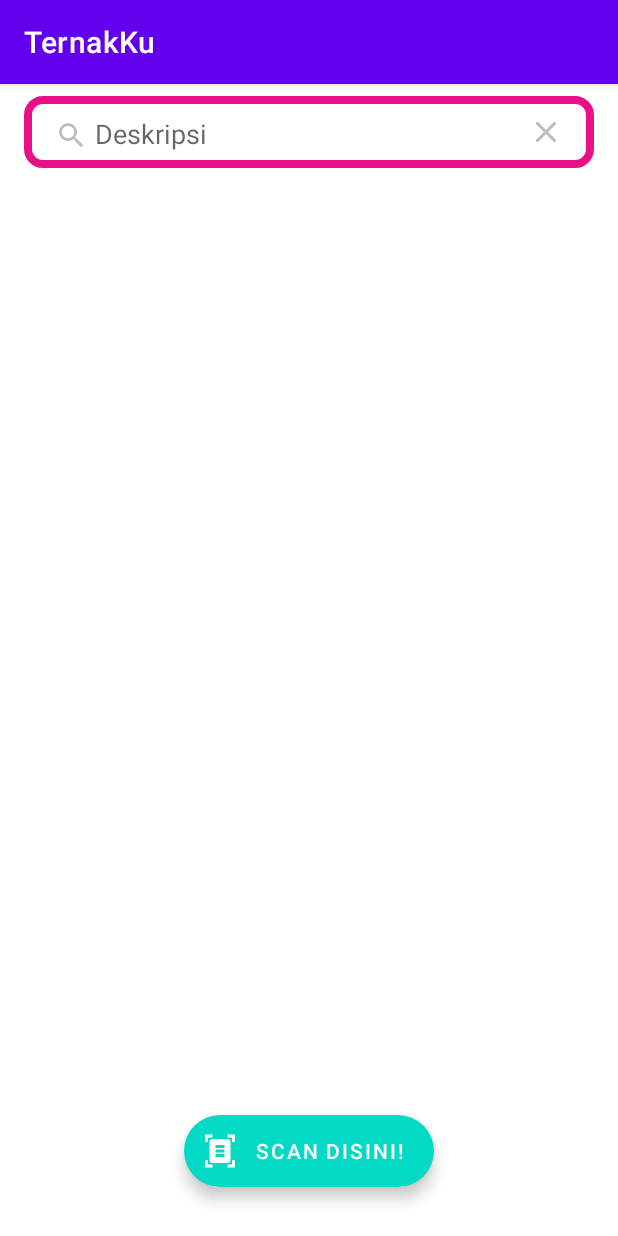
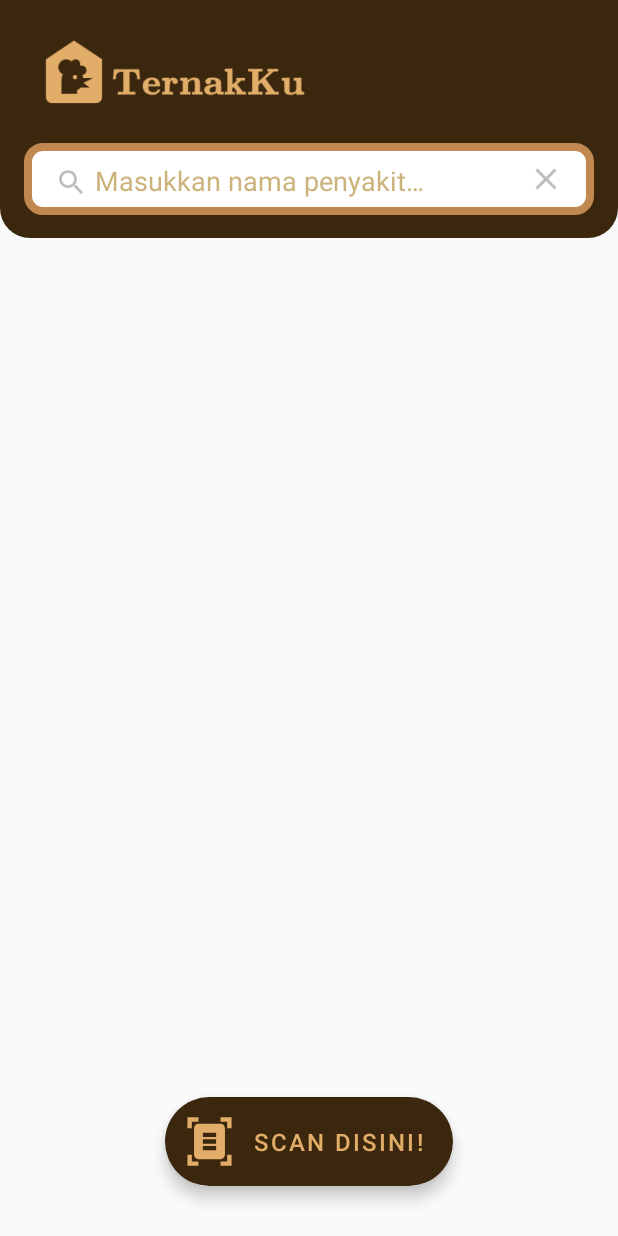
Before and after one commit to TernakKu/TernakKu, an Android app: the screen it shows after launch (MainActivity), after a tap on "Search", on a phone screen of 412 x 824 dp. Run offline under Robolectric (Android 15) with nearby library versions, the phone set to English and light mode, and no system bars.

Commit message:
styling and Coloring

```diff
--- a/Mobile Development/TernakKu/app/src/main/AndroidManifest.xml
+++ b/Mobile Development/TernakKu/app/src/main/AndroidManifest.xml
@@ -1,6 +1,8 @@
 <?xml version="1.0" encoding="utf-8"?>
 <manifest xmlns:android="http://schemas.android.com/apk/res/android"
     xmlns:tools="http://schemas.android.com/tools">
+
+    <uses-permission android:name="android.permission.INTERNET" />
 
     <uses-feature android:name="android.hardware.camera" />
 
@@ -27,6 +29,7 @@
             android:exported="false" />
         <activity
             android:name=".MainActivity"
+            android:theme="@style/Theme.AppCompat.Light.NoActionBar"
             android:exported="true">
             <intent-filter>
                 <action android:name="android.intent.action.MAIN" />
--- /dev/null
+++ b/Mobile Development/TernakKu/app/src/main/res/drawable/baseline_arrow_back_24_brown2.xml
@@ -0,0 +1,5 @@
+<vector android:autoMirrored="true" android:height="24dp"
+    android:tint="#E1AD69" android:viewportHeight="24"
+    android:viewportWidth="24" android:width="24dp" xmlns:android="http://schemas.android.com/apk/res/android">
+    <path android:fillColor="@android:color/white" android:pathData="M20,11H7.83l5.59,-5.59L12,4l-8,8 8,8 1.41,-1.41L7.83,13H20v-2z"/>
+</vector>
--- /dev/null
+++ b/Mobile Development/TernakKu/app/src/main/res/drawable/baseline_question_mark_24_brown.xml
@@ -0,0 +1,5 @@
+<vector android:height="24dp" android:tint="#E1AD69"
+    android:viewportHeight="24" android:viewportWidth="24"
+    android:width="24dp" xmlns:android="http://schemas.android.com/apk/res/android">
+    <path android:fillColor="@android:color/white" android:pathData="M11.07,12.85c0.77,-1.39 2.25,-2.21 3.11,-3.44c0.91,-1.29 0.4,-3.7 -2.18,-3.7c-1.69,0 -2.52,1.28 -2.87,2.34L6.54,6.96C7.25,4.83 9.18,3 11.99,3c2.35,0 3.96,1.07 4.78,2.41c0.7,1.15 1.11,3.3 0.03,4.9c-1.2,1.77 -2.35,2.31 -2.97,3.45c-0.25,0.46 -0.35,0.76 -0.35,2.24h-2.89C10.58,15.22 10.46,13.95 11.07,12.85zM14,20c0,1.1 -0.9,2 -2,2s-2,-0.9 -2,-2c0,-1.1 0.9,-2 2,-2S14,18.9 14,20z"/>
+</vector>
--- a/Mobile Development/TernakKu/app/src/main/res/drawable/custom_radius.xml
+++ b/Mobile Development/TernakKu/app/src/main/res/drawable/custom_radius.xml
@@ -1,7 +1,8 @@
 <?xml version="1.0" encoding="utf-8"?>
 <shape xmlns:android="http://schemas.android.com/apk/res/android">
+    <solid android:color="@color/white"/>
     <corners android:radius="10dp" />
     <stroke
-        android:color="@color/dark4"
+        android:color="@color/brown4"
         android:width="5dp"/>
 </shape>
--- /dev/null
+++ b/Mobile Development/TernakKu/app/src/main/res/drawable/rounded_bottom.xml
@@ -0,0 +1,9 @@
+<?xml version="1.0" encoding="utf-8"?>
+<shape xmlns:android="http://schemas.android.com/apk/res/android"
+    android:shape="rectangle">
+
+    <solid android:color="@color/brown1" />
+    <corners
+        android:bottomLeftRadius="20dp"
+        android:bottomRightRadius="20dp"/>
+</shape>
--- a/Mobile Development/TernakKu/app/src/main/res/layout/activity_main.xml
+++ b/Mobile Development/TernakKu/app/src/main/res/layout/activity_main.xml
@@ -2,27 +2,10 @@
 <androidx.constraintlayout.widget.ConstraintLayout xmlns:android="http://schemas.android.com/apk/res/android"
     xmlns:app="http://schemas.android.com/apk/res-auto"
     xmlns:tools="http://schemas.android.com/tools"
+    android:theme="@style/Theme.TernakKu"
     android:layout_width="match_parent"
     android:layout_height="match_parent"
     tools:context=".MainActivity">
-
-    <SearchView
-        android:id="@+id/sv_search"
-        android:layout_width="match_parent"
-        android:layout_height="wrap_content"
-        android:layout_marginStart="16dp"
-        android:layout_marginTop="8dp"
-        android:layout_marginEnd="16dp"
-        android:queryHint="@string/desc"
-        android:iconifiedByDefault="true"
-        android:queryBackground="@android:color/transparent"
-        android:background="@drawable/custom_radius"
-        app:layout_constraintBottom_toBottomOf="parent"
-        app:layout_constraintEnd_toEndOf="parent"
-        app:layout_constraintHorizontal_bias="0.0"
-        app:layout_constraintStart_toStartOf="parent"
-        app:layout_constraintTop_toTopOf="parent"
-        app:layout_constraintVertical_bias="0.0" />
 
     <com.google.android.material.floatingactionbutton.ExtendedFloatingActionButton
         android:id="@+id/efb_scan"
@@ -33,13 +16,75 @@
         android:text="@string/scan_content"
         android:contentDescription="@string/scan_content"
         app:icon="@drawable/baseline_document_scanner_24"
-        app:iconTint="@color/white"
-        android:textColor="@color/white"
+        app:iconTint="@color/brown2"
+        app:iconSize="35dp"
+        android:textColor="@color/brown2"
+        android:textSize="16sp"
+        app:backgroundTint="@color/brown1"
         app:layout_constraintBottom_toBottomOf="parent"
         app:layout_constraintEnd_toEndOf="parent"
         app:layout_constraintStart_toStartOf="parent"
         app:layout_constraintTop_toTopOf="parent"
         app:layout_constraintVertical_bias="0.976" />
 
+    <ProgressBar
+        android:id="@+id/progressBar"
+        style="?android:attr/progressBarStyle"
+        android:layout_width="wrap_content"
+        android:layout_height="wrap_content"
+        android:visibility="gone"
+        app:layout_constraintBottom_toBottomOf="parent"
+        app:layout_constraintEnd_toEndOf="parent"
+        app:layout_constraintHorizontal_bias="0.498"
+        app:layout_constraintStart_toStartOf="parent"
+        app:layout_constraintTop_toTopOf="parent"
+        app:layout_constraintVertical_bias="0.572"
+        tools:visibility="visible" />
+
+    <androidx.appcompat.widget.Toolbar
+        android:id="@+id/toolbar"
+        style="@style/Theme.AppCompat.Light"
+        android:layout_width="match_parent"
+        android:layout_height="wrap_content"
+        android:background="@drawable/rounded_bottom"
+        android:paddingBottom="15dp"
+        app:layout_constraintEnd_toEndOf="parent"
+        app:layout_constraintHorizontal_bias="1.0"
+        app:layout_constraintStart_toStartOf="parent"
+        app:layout_constraintTop_toTopOf="parent">
+
+        <androidx.constraintlayout.widget.ConstraintLayout
+            android:layout_width="match_parent"
+            android:layout_height="wrap_content">
+
+            <ImageView
+                android:id="@+id/logo_app"
+                android:layout_width="200dp"
+                android:layout_height="95dp"
+                android:src="@drawable/ic_logoapp"
+                app:layout_constraintEnd_toEndOf="parent"
+                app:layout_constraintHorizontal_bias="0.0"
+                app:layout_constraintStart_toStartOf="parent"
+                app:layout_constraintTop_toTopOf="parent"
+                android:contentDescription="@string/logo" />
+
+            <SearchView
+                android:id="@+id/sv_search"
+                android:layout_width="match_parent"
+                android:layout_height="wrap_content"
+                android:layout_marginEnd="16dp"
+                android:background="@drawable/custom_radius"
+                android:iconifiedByDefault="true"
+                android:queryBackground="@android:color/transparent"
+                android:queryHint="@string/search_hint"
+                android:theme="@style/SearchViewStyle"
+                app:layout_constraintBottom_toBottomOf="parent"
+                app:layout_constraintEnd_toEndOf="parent"
+                app:layout_constraintHorizontal_bias="0.0"
+                app:layout_constraintStart_toStartOf="parent"
+                app:layout_constraintTop_toBottomOf="@+id/logo_app"
+                app:layout_constraintVertical_bias="0.0" />
+        </androidx.constraintlayout.widget.ConstraintLayout>
+    </androidx.appcompat.widget.Toolbar>
 
 </androidx.constraintlayout.widget.ConstraintLayout>
--- a/Mobile Development/TernakKu/app/src/main/res/values/colors.xml
+++ b/Mobile Development/TernakKu/app/src/main/res/values/colors.xml
@@ -13,4 +13,11 @@
     <color name="dark3">#AF0171</color>
     <color name="dark4">#E80F88</color>
 
+    <color name="transparent">#00000000</color>
+
+    <color name="brown1">#3B270D</color>
+    <color name="brown2">#E1AD69</color>
+    <color name="brown3">#CCB37C</color>
+    <color name="brown4">#C18850</color>
+
 </resources>
--- a/Mobile Development/TernakKu/app/src/main/res/values/strings.xml
+++ b/Mobile Development/TernakKu/app/src/main/res/values/strings.xml
@@ -5,16 +5,21 @@
     <string name="camera">Kamera</string>
     <string name="galeri">Galeri</string>
 
-    <string name="desc">Deskripsi</string>
-    <string name="sample">Lorem ipsum dolor sit amet, consectetur adipiscing elit, sed do eiusmod tempor incididunt ut labore et dolore magna aliqua. Ut enim ad minim veniam, quis nostrud exercitation ullamco laboris nisi ut aliquip ex ea commodo consequat. Duis aute irure dolor in reprehenderit in voluptate velit esse cillum dolore eu fugiat nulla pariatur. Excepteur sint occaecat cupidatat non proident, sunt in culpa qui officia deserunt mollit anim id est laborum.</string>
+    <string name="desc">Diagnosa Penyakit</string>
+    <string name="sample">Lorem ipsum dolor sit amet, consectetur adipiscing elit, sed do eiusmod tempor incididunt ut labore et dolore magna. aliqua. Ut enim ad minim veniam, quis nostrud exercitation ullamco laboris nisi ut aliquip ex ea commodo consequat. Duis aute irure dolor in reprehenderit in voluptate velit esse cillum dolore eu fugiat nulla pariatur. Excepteur sint occaecat cupidatat non proident, sunt in culpa qui officia deserunt mollit anim id est laborum.</string>
 
     <string name="imgDesc">Image Disease</string>
 
     <string name="nameDisease">Nama Penyakit</string>
 
-    <string name="prevent">Penyembuhan dan Pencegahan</string>
+    <string name="prevent">Langkah - langkah yang Diperlukan</string>
     <string name="scan_content">Scan Disini!</string>
     <string name="quetion">quetion</string>
     <string name="cara_penggunaan">Cara Penggunaan</string>
+    <string name="useable_kamera">Ambil gambar bagian tubuh sapi atau ayam yang akan discan. Fokuskan gambar pada bagian tubuh yang terkena penyakit. </string>
+    <string name="useable_galeri">Pilih gambar bagian tubuh sapi atau ayam yang jelas dari galeri anda.</string>
+
+    <string name="search_hint">Masukkan nama penyakit…</string>
+    <string name="logo">logo</string>
 
 </resources>
--- a/Mobile Development/TernakKu/app/src/main/res/values/themes.xml
+++ b/Mobile Development/TernakKu/app/src/main/res/values/themes.xml
@@ -1,8 +1,8 @@
 <resources xmlns:tools="http://schemas.android.com/tools">
     <!-- Base application theme. -->
-    <style name="Theme.TernakKu" parent="Theme.MaterialComponents.DayNight.DarkActionBar">
+    <style name="Theme.TernakKu" parent="Theme.MaterialComponents.Light">
         <!-- Primary brand color. -->
-        <item name="colorPrimary">@color/purple_500</item>
+        <item name="colorPrimary">@color/brown4</item>
         <item name="colorPrimaryVariant">@color/purple_700</item>
         <item name="colorOnPrimary">@color/white</item>
         <!-- Secondary brand color. -->
@@ -10,12 +10,12 @@
         <item name="colorSecondaryVariant">@color/teal_700</item>
         <item name="colorOnSecondary">@color/black</item>
         <!-- Status bar color. -->
-        <item name="android:statusBarColor">?attr/colorPrimaryVariant</item>
+        <item name="android:statusBarColor">@color/brown1</item>
         <!-- Customize your theme here. -->
     </style>
 
     <style name="toolbarText" parent="TextAppearance.MaterialComponents.Button">
-        <item name="android:textSize">16dp</item>
+        <item name="android:textSize">16sp</item>
     </style>
 
     <style name="Custom.Toolbar" parent="Widget.AppCompat.Toolbar">
@@ -23,6 +23,19 @@
         <item name="theme">@style/Theme.TernakKu</item>
         <item name="popupTheme">@style/ThemeOverlay.AppCompat.Light</item>
         <item name="titleTextAppearance">@style/toolbarText</item>
+    </style>
 
+    <style name="BottomSheetDialogTheme" parent="Theme.Design.Light.BottomSheetDialog">
+        <item name="bottomSheetStyle">@style/BottomSheetStyle</item>
+    </style>
+
+    <style name="BottomSheetStyle" parent="Widget.Design.BottomSheet.Modal">
+        <item name="android:background">@android:color/transparent</item>
+    </style>
+
+    <style name="SearchViewStyle" parent="Widget.AppCompat.SearchView">
+        <item name="android:textColor">@color/brown3</item>
+        <item name="android:editTextColor">@color/brown3</item>
+        <item name="android:textColorHint">@color/brown3</item>
     </style>
 </resources>
```
Also changed, not shown: Mobile Development/TernakKu/app/src/main/res/drawable/round_corner_white.xml (added, +7 -0 lines), Mobile Development/TernakKu/app/src/main/res/drawable/rounded_top.xml (added, +9 -0 lines), Mobile Development/TernakKu/app/src/main/res/drawable/ic_cameras_brown.png (added), Mobile Development/TernakKu/app/src/main/res/drawable/ic_gallery_brown.png (added), Mobile Development/TernakKu/app/src/main/res/drawable/ic_logoapp.png (added), Mobile Development/TernakKu/app/src/main/res/drawable/ic_placeholder_scan.png (added).
